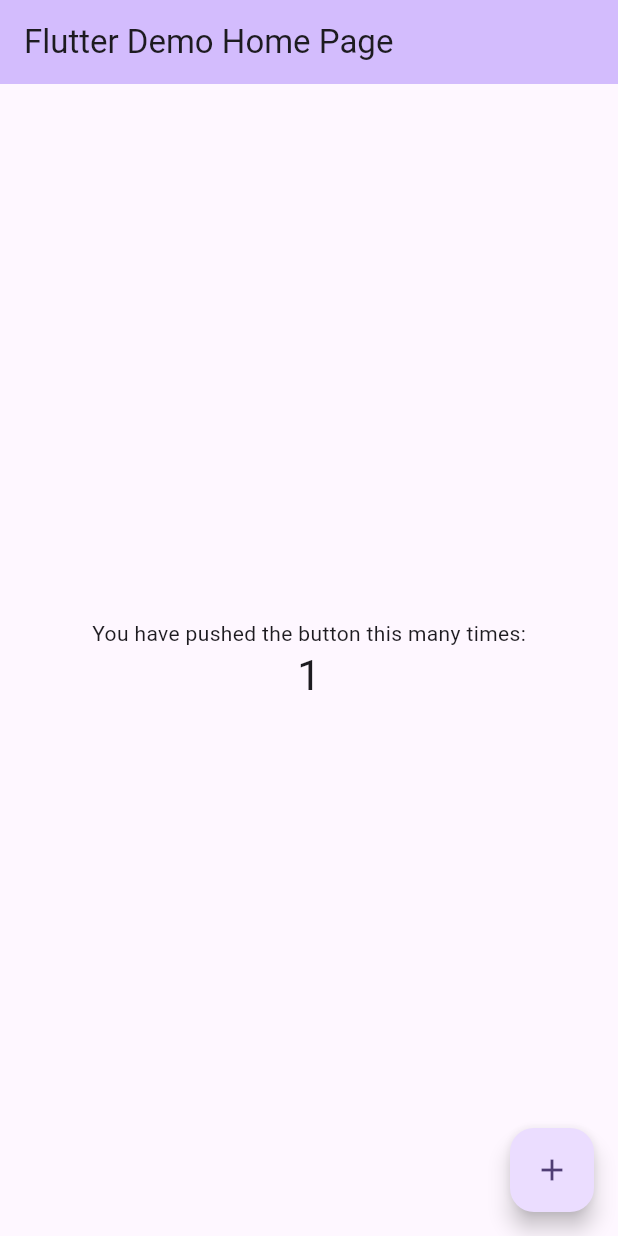
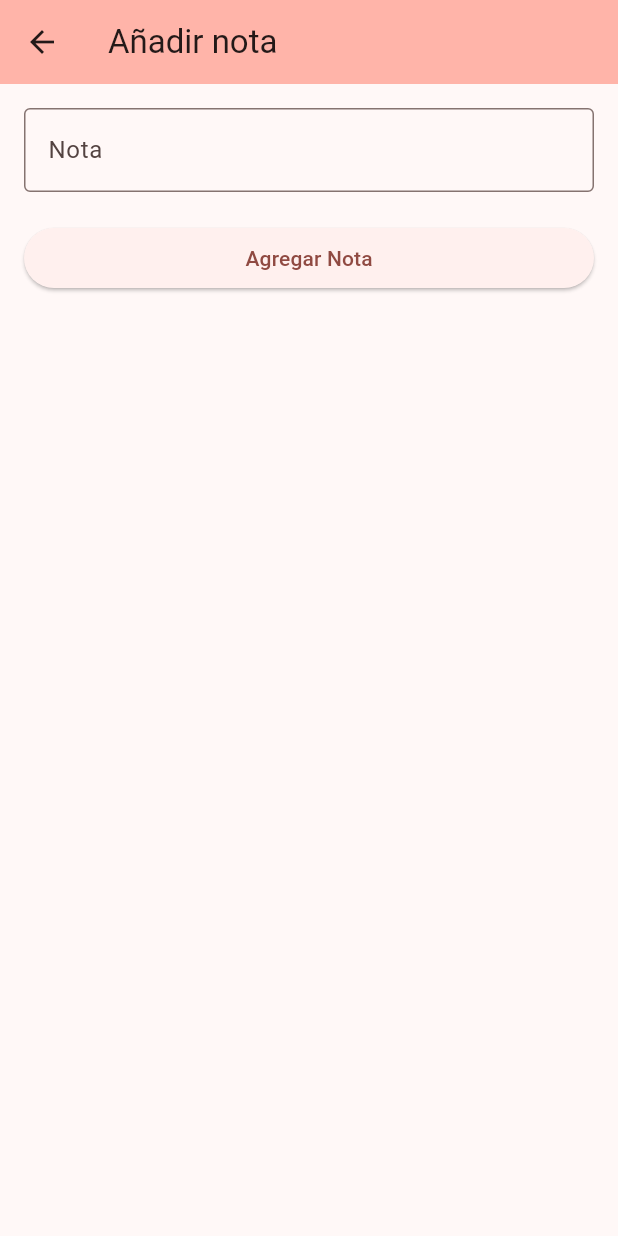
Before and after one commit to Bisontech1/AwesomeMobileApps, a Flutter app: the screen it shows after launch, after a tap on the "add" icon, on a phone screen of 412 x 824 dp. Run offline on Flutter 3.47's test engine with Material 2 defaults, Android fonts, the phone set to English and light mode, and no system bars.

Commit message:
Se termina seccion 1

```diff
--- a/seccion_1/lib/main.dart
+++ b/seccion_1/lib/main.dart
@@ -1,4 +1,5 @@
 import 'package:flutter/material.dart';
+import 'package:seccion_1/screens/notes_screen.dart';
 
 void main() {
   runApp(const MyApp());
@@ -12,6 +13,7 @@ class MyApp extends StatelessWidget {
   Widget build(BuildContext context) {
     return MaterialApp(
       title: 'Flutter Demo',
+      debugShowCheckedModeBanner: false,
       theme: ThemeData(
         // This is the theme of your application.
         //
@@ -28,98 +30,11 @@ class MyApp extends StatelessWidget {
         //
         // This works for code too, not just values: Most code changes can be
         // tested with just a hot reload.
-        colorScheme: ColorScheme.fromSeed(seedColor: Colors.deepPurple),
+        colorScheme: ColorScheme.fromSeed(seedColor: Colors.red),
+
         useMaterial3: true,
       ),
-      home: const MyHomePage(title: 'Flutter Demo Home Page'),
+      home: const NotesScreen(),
     );
   }
 }
-
-class MyHomePage extends StatefulWidget {
-  const MyHomePage({super.key, required this.title});
-
-  // This widget is the home page of your application. It is stateful, meaning
-  // that it has a State object (defined below) that contains fields that affect
-  // how it looks.
-
-  // This class is the configuration for the state. It holds the values (in this
-  // case the title) provided by the parent (in this case the App widget) and
-  // used by the build method of the State. Fields in a Widget subclass are
-  // always marked "final".
-
-  final String title;
-
-  @override
-  State<MyHomePage> createState() => _MyHomePageState();
-}
-
-class _MyHomePageState extends State<MyHomePage> {
-  int _counter = 0;
-
-  void _incrementCounter() {
-    setState(() {
-      // This call to setState tells the Flutter framework that something has
-      // changed in this State, which causes it to rerun the build method below
-      // so that the display can reflect the updated values. If we changed
-      // _counter without calling setState(), then the build method would not be
-      // called again, and so nothing would appear to happen.
-      _counter++;
-    });
-  }
-
-  @override
-  Widget build(BuildContext context) {
-    // This method is rerun every time setState is called, for instance as done
-    // by the _incrementCounter method above.
-    //
-    // The Flutter framework has been optimized to make rerunning build methods
-    // fast, so that you can just rebuild anything that needs updating rather
-    // than having to individually change instances of widgets.
-    return Scaffold(
-      appBar: AppBar(
-        // TRY THIS: Try changing the color here to a specific color (to
-        // Colors.amber, perhaps?) and trigger a hot reload to see the AppBar
-        // change color while the other colors stay the same.
-        backgroundColor: Theme.of(context).colorScheme.inversePrimary,
-        // Here we take the value from the MyHomePage object that was created by
-        // the App.build method, and use it to set our appbar title.
-        title: Text(widget.title),
-      ),
-      body: Center(
-        // Center is a layout widget. It takes a single child and positions it
-        // in the middle of the parent.
-        child: Column(
-          // Column is also a layout widget. It takes a list of children and
-          // arranges them vertically. By default, it sizes itself to fit its
-          // children horizontally, and tries to be as tall as its parent.
-          //
-          // Column has various properties to control how it sizes itself and
-          // how it positions its children. Here we use mainAxisAlignment to
-          // center the children vertically; the main axis here is the vertical
-          // axis because Columns are vertical (the cross axis would be
-          // horizontal).
-          //
-          // TRY THIS: Invoke "debug painting" (choose the "Toggle Debug Paint"
-          // action in the IDE, or press "p" in the console), to see the
-          // wireframe for each widget.
-          mainAxisAlignment: MainAxisAlignment.center,
-          children: <Widget>[
-            const Text(
-              'You have pushed the button this many times:',
-            ),
-            Text(
-              '$_counter',
-              style: Theme.of(context).textTheme.headlineMedium,
-            ),
-          ],
-        ),
-      ),
-      floatingActionButton: FloatingActionButton(
-        onPressed: _incrementCounter,
-        tooltip: 'Increment',
-        child: const Icon(Icons.add),
-      ), // This trailing comma makes auto-formatting nicer for build methods.
-    );
-  }
-}
--- /dev/null
+++ b/seccion_1/lib/screens/add_notes.dart
@@ -0,0 +1,55 @@
+import 'package:flutter/material.dart';
+
+class AddNotesScreen extends StatefulWidget {
+  final Function(String value) onNoteAdded;
+
+  const AddNotesScreen({
+    super.key,
+    required this.onNoteAdded,
+  });
+
+  @override
+  State<AddNotesScreen> createState() => _AddNotesScreenState();
+}
+
+class _AddNotesScreenState extends State<AddNotesScreen> {
+
+  String? note;
+
+  @override
+  Widget build(BuildContext context) {
+    return Scaffold(
+      appBar: AppBar(
+        backgroundColor: Theme.of(context).colorScheme.inversePrimary,
+        title: const Text("Añadir nota"),
+      ),
+      body: Padding(
+        padding: const EdgeInsets.all(16.0),
+        child: Column(
+          crossAxisAlignment: CrossAxisAlignment.stretch,
+          children: [
+            TextField(
+              decoration: const InputDecoration(
+                border: OutlineInputBorder(),
+                hintText: "Nota",
+              ),
+              onChanged: (value) {
+                note = value;
+              },
+            ),
+            const SizedBox(
+              height: 20,
+            ),
+            ElevatedButton(
+              onPressed: () {
+                if(note == null) return;
+                widget.onNoteAdded(note!);
+              },
+              child: Text("Agregar Nota"),
+            )
+          ],
+        ),
+      ),
+    );
+  }
+}
--- /dev/null
+++ b/seccion_1/lib/screens/notes_screen.dart
@@ -0,0 +1,112 @@
+import 'package:flutter/material.dart';
+import 'package:seccion_1/di/container.dart';
+import 'package:seccion_1/models/notes.dart';
+import 'package:seccion_1/repositories/notes_repository.dart';
+import 'package:seccion_1/screens/add_notes.dart';
+
+class NotesScreen extends StatefulWidget {
+  const NotesScreen({super.key});
+
+  @override
+  State<NotesScreen> createState() => _NotesScreenState();
+}
+
+class _NotesScreenState extends State<NotesScreen> {
+  final NotesRepository notesRepository = DIContainer.instance.notesRepository;
+  List<Note> notes = [];
+
+  @override
+  void initState() {
+    super.initState();
+    getNotes();
+  }
+
+  getNotes() {
+    setState(() {
+      notes = notesRepository.notes;
+    });
+  }
+
+  addNote(String value) {
+    var note = Note(
+      dateCreated: DateTime.now(),
+      value: value,
+      id: DateTime.now().microsecondsSinceEpoch.toString(),
+    );
+
+    notesRepository.add(note);
+
+    getNotes();
+  }
+
+  removeNote(Note note) {
+    notesRepository.delete(note);
+    getNotes();
+  }
+
+  @override
+  Widget build(BuildContext context) {
+    return Scaffold(
+      appBar: AppBar(
+        backgroundColor: Theme.of(context).colorScheme.inversePrimary,
+        title: const Text("Notas"),
+      ),
+      body: Builder(
+        builder: (context) {
+          if (notes.isEmpty) {
+            return const Center(
+              child: Column(
+                mainAxisAlignment: MainAxisAlignment.center,
+                crossAxisAlignment: CrossAxisAlignment.center,
+                children: [
+                  Icon(
+                    Icons.help,
+                    size: 40,
+                    color: Colors.grey,
+                  ),
+                  Text("No existen notas"),
+                ],
+              ),
+            );
+          }
+
+          return ListView.separated(
+            separatorBuilder: (context, index) => const Divider(),
+            itemCount: notes.length,
+            itemBuilder: (context, index) {
+              var item = notes[index];
+              return Dismissible(
+                key: Key(item.id),
+                onDismissed: (direction) {
+                  removeNote(item);
+                },
+                child: ListTile(
+                  leading: const Icon(Icons.note_alt_outlined),
+                  title: Text(item.value),
+                  subtitle: Text(
+                      "${item.dateCreated.day}/${item.dateCreated.month}/${item.dateCreated.year}"),
+                ),
+              );
+            },
+          );
+        },
+      ),
+      floatingActionButton: FloatingActionButton(
+        onPressed: () {
+          Navigator.push(
+            context,
+            MaterialPageRoute(
+              builder: (context) => AddNotesScreen(
+                onNoteAdded: (value) {
+                  addNote(value);
+                  Navigator.pop(context);
+                },
+              ),
+            ),
+          );
+        },
+        child: const Icon(Icons.add),
+      ),
+    );
+  }
+}
```
Also changed, not shown: seccion_1/lib/di/container.dart (added, +11 -0 lines), seccion_1/lib/models/notes.dart (added, +11 -0 lines), seccion_1/lib/repositories/notes_repository.dart (added, +23 -0 lines).
